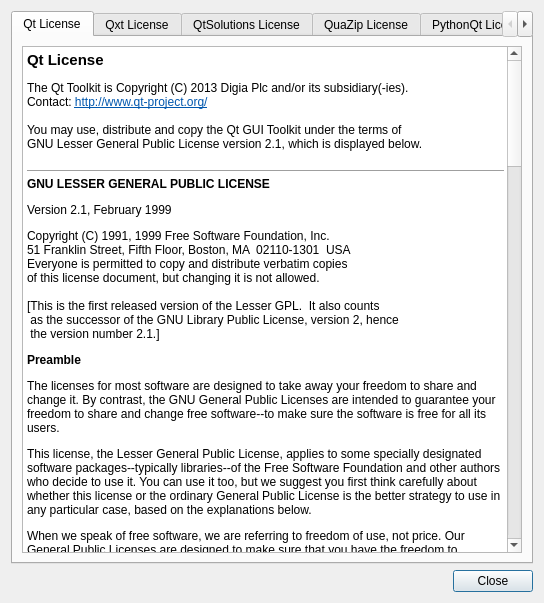
The window that screencloud/src/dialog/licensesdialog.ui (olav-st/screencloud) describes before a commit, drawn with Qt 5.
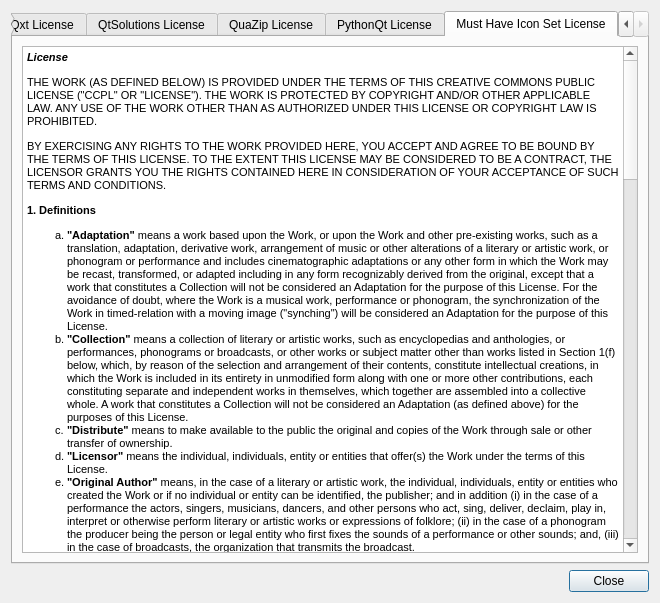
The same window after the commit. The open tabs and pages were chosen to show the change.

Commit message: new clipboard icon

The edit to the form file:
```diff
--- a/screencloud/src/dialog/licensesdialog.ui
+++ b/screencloud/src/dialog/licensesdialog.ui
@@ -6,7 +6,7 @@
    <rect>
     <x>0</x>
     <y>0</y>
-    <width>544</width>
+    <width>660</width>
     <height>603</height>
    </rect>
   </property>
@@ -608,6 +608,61 @@
        </item>
       </layout>
      </widget>
+     <widget class="QWidget" name="musthave">
+      <attribute name="title">
+       <string>Must Have Icon Set License</string>
+      </attribute>
+      <layout class="QVBoxLayout" name="verticalLayout_5">
+       <item>
+        <widget class="QTextBrowser" name="textBrowser_8">
+         <property name="html">
+          <string>&lt;!DOCTYPE HTML PUBLIC &quot;-//W3C//DTD HTML 4.0//EN&quot; &quot;http://www.w3.org/TR/REC-html40/strict.dtd&quot;&gt;
+&lt;html&gt;&lt;head&gt;&lt;meta name=&quot;qrichtext&quot; content=&quot;1&quot; /&gt;&lt;style type=&quot;text/css&quot;&gt;
+p, li { white-space: pre-wrap; }
+&lt;/style&gt;&lt;/head&gt;&lt;body style=&quot; font-family:'MS Shell Dlg 2'; font-size:8.25pt; font-weight:400; font-style:normal;&quot;&gt;
+&lt;p style=&quot; margin-top:14px; margin-bottom:12px; margin-left:0px; margin-right:0px; -qt-block-indent:0; text-indent:0px;&quot;&gt;&lt;span style=&quot; font-size:8pt; font-weight:600; font-style:italic;&quot;&gt;License&lt;/span&gt;&lt;span style=&quot; font-size:8pt;&quot;&gt; &lt;/span&gt;&lt;/p&gt;
+&lt;p style=&quot; margin-top:12px; margin-bottom:12px; margin-left:0px; margin-right:0px; -qt-block-indent:0; text-indent:0px;&quot;&gt;&lt;span style=&quot; font-size:8pt;&quot;&gt;THE WORK (AS DEFINED BELOW) IS PROVIDED UNDER THE TERMS OF THIS CREATIVE COMMONS PUBLIC LICENSE (&amp;quot;CCPL&amp;quot; OR &amp;quot;LICENSE&amp;quot;). THE WORK IS PROTECTED BY COPYRIGHT AND/OR OTHER APPLICABLE LAW. ANY USE OF THE WORK OTHER THAN AS AUTHORIZED UNDER THIS LICENSE OR COPYRIGHT LAW IS PROHIBITED. &lt;/span&gt;&lt;/p&gt;
+&lt;p style=&quot; margin-top:12px; margin-bottom:12px; margin-left:0px; margin-right:0px; -qt-block-indent:0; text-indent:0px;&quot;&gt;&lt;span style=&quot; font-size:8pt;&quot;&gt;BY EXERCISING ANY RIGHTS TO THE WORK PROVIDED HERE, YOU ACCEPT AND AGREE TO BE BOUND BY THE TERMS OF THIS LICENSE. TO THE EXTENT THIS LICENSE MAY BE CONSIDERED TO BE A CONTRACT, THE LICENSOR GRANTS YOU THE RIGHTS CONTAINED HERE IN CONSIDERATION OF YOUR ACCEPTANCE OF SUCH TERMS AND CONDITIONS. &lt;/span&gt;&lt;/p&gt;
+&lt;p style=&quot; margin-top:12px; margin-bottom:12px; margin-left:0px; margin-right:0px; -qt-block-indent:0; text-indent:0px;&quot;&gt;&lt;span style=&quot; font-size:8pt; font-weight:600;&quot;&gt;1. Definitions&lt;/span&gt;&lt;span style=&quot; font-size:8pt;&quot;&gt; &lt;/span&gt;&lt;/p&gt;
+&lt;ol type=&quot;a&quot; style=&quot;margin-top: 0px; margin-bottom: 0px; margin-left: 0px; margin-right: 0px; -qt-list-indent: 1;&quot;&gt;&lt;li style=&quot; font-size:8pt;&quot; style=&quot; margin-top:12px; margin-bottom:0px; margin-left:0px; margin-right:0px; -qt-block-indent:0; text-indent:0px;&quot;&gt;&lt;span style=&quot; font-weight:600;&quot;&gt;&amp;quot;Adaptation&amp;quot;&lt;/span&gt; means a work based upon the Work, or upon the Work and other pre-existing works, such as a translation, adaptation, derivative work, arrangement of music or other alterations of a literary or artistic work, or phonogram or performance and includes cinematographic adaptations or any other form in which the Work may be recast, transformed, or adapted including in any form recognizably derived from the original, except that a work that constitutes a Collection will not be considered an Adaptation for the purpose of this License. For the avoidance of doubt, where the Work is a musical work, performance or phonogram, the synchronization of the Work in timed-relation with a moving image (&amp;quot;synching&amp;quot;) will be considered an Adaptation for the purpose of this License. &lt;/li&gt;
+&lt;li style=&quot; font-size:8pt;&quot; style=&quot; margin-top:0px; margin-bottom:0px; margin-left:0px; margin-right:0px; -qt-block-indent:0; text-indent:0px;&quot;&gt;&lt;span style=&quot; font-weight:600;&quot;&gt;&amp;quot;Collection&amp;quot;&lt;/span&gt; means a collection of literary or artistic works, such as encyclopedias and anthologies, or performances, phonograms or broadcasts, or other works or subject matter other than works listed in Section 1(f) below, which, by reason of the selection and arrangement of their contents, constitute intellectual creations, in which the Work is included in its entirety in unmodified form along with one or more other contributions, each constituting separate and independent works in themselves, which together are assembled into a collective whole. A work that constitutes a Collection will not be considered an Adaptation (as defined above) for the purposes of this License. &lt;/li&gt;
+&lt;li style=&quot; font-size:8pt;&quot; style=&quot; margin-top:0px; margin-bottom:0px; margin-left:0px; margin-right:0px; -qt-block-indent:0; text-indent:0px;&quot;&gt;&lt;span style=&quot; font-weight:600;&quot;&gt;&amp;quot;Distribute&amp;quot;&lt;/span&gt; means to make available to the public the original and copies of the Work through sale or other transfer of ownership. &lt;/li&gt;
+&lt;li style=&quot; font-size:8pt;&quot; style=&quot; margin-top:0px; margin-bottom:0px; margin-left:0px; margin-right:0px; -qt-block-indent:0; text-indent:0px;&quot;&gt;&lt;span style=&quot; font-weight:600;&quot;&gt;&amp;quot;Licensor&amp;quot;&lt;/span&gt; means the individual, individuals, entity or entities that offer(s) the Work under the terms of this License. &lt;/li&gt;
+&lt;li style=&quot; font-size:8pt;&quot; style=&quot; margin-top:0px; margin-bottom:0px; margin-left:0px; margin-right:0px; -qt-block-indent:0; text-indent:0px;&quot;&gt;&lt;span style=&quot; font-weight:600;&quot;&gt;&amp;quot;Original Author&amp;quot;&lt;/span&gt; means, in the case of a literary or artistic work, the individual, individuals, entity or entities who created the Work or if no individual or entity can be identified, the publisher; and in addition (i) in the case of a performance the actors, singers, musicians, dancers, and other persons who act, sing, deliver, declaim, play in, interpret or otherwise perform literary or artistic works or expressions of folklore; (ii) in the case of a phonogram the producer being the person or legal entity who first fixes the sounds of a performance or other sounds; and, (iii) in the case of broadcasts, the organization that transmits the broadcast. &lt;/li&gt;
+&lt;li style=&quot; font-size:8pt;&quot; style=&quot; margin-top:0px; margin-bottom:0px; margin-left:0px; margin-right:0px; -qt-block-indent:0; text-indent:0px;&quot;&gt;&lt;span style=&quot; font-weight:600;&quot;&gt;&amp;quot;Work&amp;quot;&lt;/span&gt; means the literary and/or artistic work offered under the terms of this License including without limitation any production in the literary, scientific and artistic domain, whatever may be the mode or form of its expression including digital form, such as a book, pamphlet and other writing; a lecture, address, sermon or other work of the same nature; a dramatic or dramatico-musical work; a choreographic work or entertainment in dumb show; a musical composition with or without words; a cinematographic work to which are assimilated works expressed by a process analogous to cinematography; a work of drawing, painting, architecture, sculpture, engraving or lithography; a photographic work to which are assimilated works expressed by a process analogous to photography; a work of applied art; an illustration, map, plan, sketch or three-dimensional work relative to geography, topography, architecture or science; a performance; a broadcast; a phonogram; a compilation of data to the extent it is protected as a copyrightable work; or a work performed by a variety or circus performer to the extent it is not otherwise considered a literary or artistic work. &lt;/li&gt;
+&lt;li style=&quot; font-size:8pt;&quot; style=&quot; margin-top:0px; margin-bottom:0px; margin-left:0px; margin-right:0px; -qt-block-indent:0; text-indent:0px;&quot;&gt;&lt;span style=&quot; font-weight:600;&quot;&gt;&amp;quot;You&amp;quot;&lt;/span&gt; means an individual or entity exercising rights under this License who has not previously violated the terms of this License with respect to the Work, or who has received express permission from the Licensor to exercise rights under this License despite a previous violation. &lt;/li&gt;
+&lt;li style=&quot; font-size:8pt;&quot; style=&quot; margin-top:0px; margin-bottom:0px; margin-left:0px; margin-right:0px; -qt-block-indent:0; text-indent:0px;&quot;&gt;&lt;span style=&quot; font-weight:600;&quot;&gt;&amp;quot;Publicly Perform&amp;quot;&lt;/span&gt; means to perform public recitations of the Work and to communicate to the public those public recitations, by any means or process, including by wire or wireless means or public digital performances; to make available to the public Works in such a way that members of the public may access these Works from a place and at a place individually chosen by them; to perform the Work to the public by any means or process and the communication to the public of the performances of the Work, including by public digital performance; to broadcast and rebroadcast the Work by any means including signs, sounds or images. &lt;/li&gt;
+&lt;li style=&quot; font-size:8pt;&quot; style=&quot; margin-top:0px; margin-bottom:12px; margin-left:0px; margin-right:0px; -qt-block-indent:0; text-indent:0px;&quot;&gt;&lt;span style=&quot; font-weight:600;&quot;&gt;&amp;quot;Reproduce&amp;quot;&lt;/span&gt; means to make copies of the Work by any means including without limitation by sound or visual recordings and the right of fixation and reproducing fixations of the Work, including storage of a protected performance or phonogram in digital form or other electronic medium. &lt;/li&gt;&lt;/ol&gt;
+&lt;p style=&quot; margin-top:12px; margin-bottom:12px; margin-left:0px; margin-right:0px; -qt-block-indent:0; text-indent:0px;&quot;&gt;&lt;span style=&quot; font-size:8pt; font-weight:600;&quot;&gt;2. Fair Dealing Rights.&lt;/span&gt;&lt;span style=&quot; font-size:8pt;&quot;&gt; Nothing in this License is intended to reduce, limit, or restrict any uses free from copyright or rights arising from limitations or exceptions that are provided for in connection with the copyright protection under copyright law or other applicable laws. &lt;/span&gt;&lt;/p&gt;
+&lt;p style=&quot; margin-top:12px; margin-bottom:12px; margin-left:0px; margin-right:0px; -qt-block-indent:0; text-indent:0px;&quot;&gt;&lt;span style=&quot; font-size:8pt; font-weight:600;&quot;&gt;3. License Grant.&lt;/span&gt;&lt;span style=&quot; font-size:8pt;&quot;&gt; Subject to the terms and conditions of this License, Licensor hereby grants You a worldwide, royalty-free, non-exclusive, perpetual (for the duration of the applicable copyright) license to exercise the rights in the Work as stated below: &lt;/span&gt;&lt;/p&gt;
+&lt;ol type=&quot;a&quot; style=&quot;margin-top: 0px; margin-bottom: 0px; margin-left: 0px; margin-right: 0px; -qt-list-indent: 1;&quot;&gt;&lt;li style=&quot; font-size:8pt;&quot; style=&quot; margin-top:12px; margin-bottom:0px; margin-left:0px; margin-right:0px; -qt-block-indent:0; text-indent:0px;&quot;&gt;to Reproduce the Work, to incorporate the Work into one or more Collections, and to Reproduce the Work as incorporated in the Collections; and, &lt;/li&gt;
+&lt;li style=&quot; font-size:8pt;&quot; style=&quot; margin-top:0px; margin-bottom:0px; margin-left:0px; margin-right:0px; -qt-block-indent:0; text-indent:0px;&quot;&gt;to Distribute and Publicly Perform the Work including as incorporated in Collections. &lt;/li&gt;
+&lt;li style=&quot; font-size:8pt;&quot; style=&quot; margin-top:12px; margin-bottom:12px; margin-left:0px; margin-right:0px; -qt-block-indent:0; text-indent:0px;&quot;&gt;For the avoidance of doubt: &lt;/li&gt;&lt;/ol&gt;
+&lt;ol type=&quot;i&quot; style=&quot;margin-top: 0px; margin-bottom: 0px; margin-left: 0px; margin-right: 0px; -qt-list-indent: 2;&quot;&gt;&lt;li style=&quot; font-size:8pt;&quot; style=&quot; margin-top:0px; margin-bottom:0px; margin-left:0px; margin-right:0px; -qt-block-indent:0; text-indent:0px;&quot;&gt;&lt;span style=&quot; font-weight:600;&quot;&gt;Non-waivable Compulsory License Schemes&lt;/span&gt;. In those jurisdictions in which the right to collect royalties through any statutory or compulsory licensing scheme cannot be waived, the Licensor reserves the exclusive right to collect such royalties for any exercise by You of the rights granted under this License; &lt;/li&gt;
+&lt;li style=&quot; font-size:8pt;&quot; style=&quot; margin-top:0px; margin-bottom:0px; margin-left:0px; margin-right:0px; -qt-block-indent:0; text-indent:0px;&quot;&gt;&lt;span style=&quot; font-weight:600;&quot;&gt;Waivable Compulsory License Schemes&lt;/span&gt;. In those jurisdictions in which the right to collect royalties through any statutory or compulsory licensing scheme can be waived, the Licensor waives the exclusive right to collect such royalties for any exercise by You of the rights granted under this License; and, &lt;/li&gt;
+&lt;li style=&quot; font-size:8pt;&quot; style=&quot; margin-top:0px; margin-bottom:0px; margin-left:0px; margin-right:0px; -qt-block-indent:0; text-indent:0px;&quot;&gt;&lt;span style=&quot; font-weight:600;&quot;&gt;Voluntary License Schemes&lt;/span&gt;. The Licensor waives the right to collect royalties, whether individually or, in the event that the Licensor is a member of a collecting society that administers voluntary licensing schemes, via that society, from any exercise by You of the rights granted under this License. &lt;/li&gt;&lt;/ol&gt;
+&lt;p style=&quot; margin-top:12px; margin-bottom:12px; margin-left:0px; margin-right:0px; -qt-block-indent:0; text-indent:0px;&quot;&gt;&lt;span style=&quot; font-size:8pt;&quot;&gt;The above rights may be exercised in all media and formats whether now known or hereafter devised. The above rights include the right to make such modifications as are technically necessary to exercise the rights in other media and formats, but otherwise you have no rights to make Adaptations. Subject to Section 8(f), all rights not expressly granted by Licensor are hereby reserved. &lt;/span&gt;&lt;/p&gt;
+&lt;p style=&quot; margin-top:12px; margin-bottom:12px; margin-left:0px; margin-right:0px; -qt-block-indent:0; text-indent:0px;&quot;&gt;&lt;span style=&quot; font-size:8pt; font-weight:600;&quot;&gt;4. Restrictions.&lt;/span&gt;&lt;span style=&quot; font-size:8pt;&quot;&gt; The license granted in Section 3 above is expressly made subject to and limited by the following restrictions: &lt;/span&gt;&lt;/p&gt;
+&lt;ol type=&quot;a&quot; style=&quot;margin-top: 0px; margin-bottom: 0px; margin-left: 0px; margin-right: 0px; -qt-list-indent: 1;&quot;&gt;&lt;li style=&quot; font-size:8pt;&quot; style=&quot; margin-top:12px; margin-bottom:0px; margin-left:0px; margin-right:0px; -qt-block-indent:0; text-indent:0px;&quot;&gt;You may Distribute or Publicly Perform the Work only under the terms of this License. You must include a copy of, or the Uniform Resource Identifier (URI) for, this License with every copy of the Work You Distribute or Publicly Perform. You may not offer or impose any terms on the Work that restrict the terms of this License or the ability of the recipient of the Work to exercise the rights granted to that recipient under the terms of the License. You may not sublicense the Work. You must keep intact all notices that refer to this License and to the disclaimer of warranties with every copy of the Work You Distribute or Publicly Perform. When You Distribute or Publicly Perform the Work, You may not impose any effective technological measures on the Work that restrict the ability of a recipient of the Work from You to exercise the rights granted to that recipient under the terms of the License. This Section 4(a) applies to the Work as incorporated in a Collection, but this does not require the Collection apart from the Work itself to be made subject to the terms of this License. If You create a Collection, upon notice from any Licensor You must, to the extent practicable, remove from the Collection any credit as required by Section 4(b), as requested. &lt;/li&gt;
+&lt;li style=&quot; font-size:8pt;&quot; style=&quot; margin-top:0px; margin-bottom:0px; margin-left:0px; margin-right:0px; -qt-block-indent:0; text-indent:0px;&quot;&gt;If You Distribute, or Publicly Perform the Work or Collections, You must, unless a request has been made pursuant to Section 4(a), keep intact all copyright notices for the Work and provide, reasonable to the medium or means You are utilizing: (i) the name of the Original Author (or pseudonym, if applicable) if supplied, and/or if the Original Author and/or Licensor designate another party or parties (e.g., a sponsor institute, publishing entity, journal) for attribution (&amp;quot;Attribution Parties&amp;quot;) in Licensor's copyright notice, terms of service or by other reasonable means, the name of such party or parties; (ii) the title of the Work if supplied; (iii) to the extent reasonably practicable, the URI, if any, that Licensor specifies to be associated with the Work, unless such URI does not refer to the copyright notice or licensing information for the Work. The credit required by this Section 4(b) may be implemented in any reasonable manner; provided, however, that in the case of a Collection, at a minimum such credit will appear, if a credit for all contributing authors of the Collection appears, then as part of these credits and in a manner at least as prominent as the credits for the other contributing authors. For the avoidance of doubt, You may only use the credit required by this Section for the purpose of attribution in the manner set out above and, by exercising Your rights under this License, You may not implicitly or explicitly assert or imply any connection with, sponsorship or endorsement by the Original Author, Licensor and/or Attribution Parties, as appropriate, of You or Your use of the Work, without the separate, express prior written permission of the Original Author, Licensor and/or Attribution Parties. &lt;/li&gt;
+&lt;li style=&quot; font-size:8pt;&quot; style=&quot; margin-top:0px; margin-bottom:12px; margin-left:0px; margin-right:0px; -qt-block-indent:0; text-indent:0px;&quot;&gt;Except as otherwise agreed in writing by the Licensor or as may be otherwise permitted by applicable law, if You Reproduce, Distribute or Publicly Perform the Work either by itself or as part of any Collections, You must not distort, mutilate, modify or take other derogatory action in relation to the Work which would be prejudicial to the Original Author's honor or reputation. &lt;/li&gt;&lt;/ol&gt;
+&lt;p style=&quot; margin-top:12px; margin-bottom:12px; margin-left:0px; margin-right:0px; -qt-block-indent:0; text-indent:0px;&quot;&gt;&lt;span style=&quot; font-size:8pt; font-weight:600;&quot;&gt;5. Representations, Warranties and Disclaimer&lt;/span&gt;&lt;span style=&quot; font-size:8pt;&quot;&gt; &lt;/span&gt;&lt;/p&gt;
+&lt;p style=&quot; margin-top:12px; margin-bottom:12px; margin-left:0px; margin-right:0px; -qt-block-indent:0; text-indent:0px;&quot;&gt;&lt;span style=&quot; font-size:8pt;&quot;&gt;UNLESS OTHERWISE MUTUALLY AGREED TO BY THE PARTIES IN WRITING, LICENSOR OFFERS THE WORK AS-IS AND MAKES NO REPRESENTATIONS OR WARRANTIES OF ANY KIND CONCERNING THE WORK, EXPRESS, IMPLIED, STATUTORY OR OTHERWISE, INCLUDING, WITHOUT LIMITATION, WARRANTIES OF TITLE, MERCHANTIBILITY, FITNESS FOR A PARTICULAR PURPOSE, NONINFRINGEMENT, OR THE ABSENCE OF LATENT OR OTHER DEFECTS, ACCURACY, OR THE PRESENCE OF ABSENCE OF ERRORS, WHETHER OR NOT DISCOVERABLE. SOME JURISDICTIONS DO NOT ALLOW THE EXCLUSION OF IMPLIED WARRANTIES, SO SUCH EXCLUSION MAY NOT APPLY TO YOU. &lt;/span&gt;&lt;/p&gt;
+&lt;p style=&quot; margin-top:12px; margin-bottom:12px; margin-left:0px; margin-right:0px; -qt-block-indent:0; text-indent:0px;&quot;&gt;&lt;span style=&quot; font-size:8pt; font-weight:600;&quot;&gt;6. Limitation on Liability.&lt;/span&gt;&lt;span style=&quot; font-size:8pt;&quot;&gt; EXCEPT TO THE EXTENT REQUIRED BY APPLICABLE LAW, IN NO EVENT WILL LICENSOR BE LIABLE TO YOU ON ANY LEGAL THEORY FOR ANY SPECIAL, INCIDENTAL, CONSEQUENTIAL, PUNITIVE OR EXEMPLARY DAMAGES ARISING OUT OF THIS LICENSE OR THE USE OF THE WORK, EVEN IF LICENSOR HAS BEEN ADVISED OF THE POSSIBILITY OF SUCH DAMAGES. &lt;/span&gt;&lt;/p&gt;
+&lt;p style=&quot; margin-top:12px; margin-bottom:12px; margin-left:0px; margin-right:0px; -qt-block-indent:0; text-indent:0px;&quot;&gt;&lt;span style=&quot; font-size:8pt; font-weight:600;&quot;&gt;7. Termination&lt;/span&gt;&lt;span style=&quot; font-size:8pt;&quot;&gt; &lt;/span&gt;&lt;/p&gt;
+&lt;ol type=&quot;a&quot; style=&quot;margin-top: 0px; margin-bottom: 0px; margin-left: 0px; margin-right: 0px; -qt-list-indent: 1;&quot;&gt;&lt;li style=&quot; font-size:8pt;&quot; style=&quot; margin-top:12px; margin-bottom:0px; margin-left:0px; margin-right:0px; -qt-block-indent:0; text-indent:0px;&quot;&gt;This License and the rights granted hereunder will terminate automatically upon any breach by You of the terms of this License. Individuals or entities who have received Collections from You under this License, however, will not have their licenses terminated provided such individuals or entities remain in full compliance with those licenses. Sections 1, 2, 5, 6, 7, and 8 will survive any termination of this License. &lt;/li&gt;
+&lt;li style=&quot; font-size:8pt;&quot; style=&quot; margin-top:0px; margin-bottom:12px; margin-left:0px; margin-right:0px; -qt-block-indent:0; text-indent:0px;&quot;&gt;Subject to the above terms and conditions, the license granted here is perpetual (for the duration of the applicable copyright in the Work). Notwithstanding the above, Licensor reserves the right to release the Work under different license terms or to stop distributing the Work at any time; provided, however that any such election will not serve to withdraw this License (or any other license that has been, or is required to be, granted under the terms of this License), and this License will continue in full force and effect unless terminated as stated above. &lt;/li&gt;&lt;/ol&gt;
+&lt;p style=&quot; margin-top:12px; margin-bottom:12px; margin-left:0px; margin-right:0px; -qt-block-indent:0; text-indent:0px;&quot;&gt;&lt;span style=&quot; font-size:8pt; font-weight:600;&quot;&gt;8. Miscellaneous&lt;/span&gt;&lt;span style=&quot; font-size:8pt;&quot;&gt; &lt;/span&gt;&lt;/p&gt;
+&lt;ol type=&quot;a&quot; style=&quot;margin-top: 0px; margin-bottom: 0px; margin-left: 0px; margin-right: 0px; -qt-list-indent: 1;&quot;&gt;&lt;li style=&quot; font-size:8pt;&quot; style=&quot; margin-top:12px; margin-bottom:0px; margin-left:0px; margin-right:0px; -qt-block-indent:0; text-indent:0px;&quot;&gt;Each time You Distribute or Publicly Perform the Work or a Collection, the Licensor offers to the recipient a license to the Work on the same terms and conditions as the license granted to You under this License. &lt;/li&gt;
+&lt;li style=&quot; font-size:8pt;&quot; style=&quot; margin-top:0px; margin-bottom:0px; margin-left:0px; margin-right:0px; -qt-block-indent:0; text-indent:0px;&quot;&gt;If any provision of this License is invalid or unenforceable under applicable law, it shall not affect the validity or enforceability of the remainder of the terms of this License, and without further action by the parties to this agreement, such provision shall be reformed to the minimum extent necessary to make such provision valid and enforceable. &lt;/li&gt;
+&lt;li style=&quot; font-size:8pt;&quot; style=&quot; margin-top:0px; margin-bottom:0px; margin-left:0px; margin-right:0px; -qt-block-indent:0; text-indent:0px;&quot;&gt;No term or provision of this License shall be deemed waived and no breach consented to unless such waiver or consent shall be in writing and signed by the party to be charged with such waiver or consent. &lt;/li&gt;
+&lt;li style=&quot; font-size:8pt;&quot; style=&quot; margin-top:0px; margin-bottom:0px; margin-left:0px; margin-right:0px; -qt-block-indent:0; text-indent:0px;&quot;&gt;This License constitutes the entire agreement between the parties with respect to the Work licensed here. There are no understandings, agreements or representations with respect to the Work not specified here. Licensor shall not be bound by any additional provisions that may appear in any communication from You. This License may not be modified without the mutual written agreement of the Licensor and You. &lt;/li&gt;
+&lt;li style=&quot; font-size:8pt;&quot; style=&quot; margin-top:0px; margin-bottom:12px; margin-left:0px; margin-right:0px; -qt-block-indent:0; text-indent:0px;&quot;&gt;The rights granted under, and the subject matter referenced, in this License were drafted utilizing the terminology of the Berne Convention for the Protection of Literary and Artistic Works (as amended on September 28, 1979), the Rome Convention of 1961, the WIPO Copyright Treaty of 1996, the WIPO Performances and Phonograms Treaty of 1996 and the Universal Copyright Convention (as revised on July 24, 1971). These rights and subject matter take effect in the relevant jurisdiction in which the License terms are sought to be enforced according to the corresponding provisions of the implementation of those treaty provisions in the applicable national law. If the standard suite of rights granted under applicable copyright law includes additional rights not granted under this License, such additional rights are deemed to be included in the License; this License is not intended to restrict the license of any rights under applicable law. &lt;/li&gt;&lt;/ol&gt;&lt;/body&gt;&lt;/html&gt;</string>
+         </property>
+        </widget>
+       </item>
+      </layout>
+     </widget>
     </widget>
    </item>
    <item>
```
The commit also changes 2 other files.
